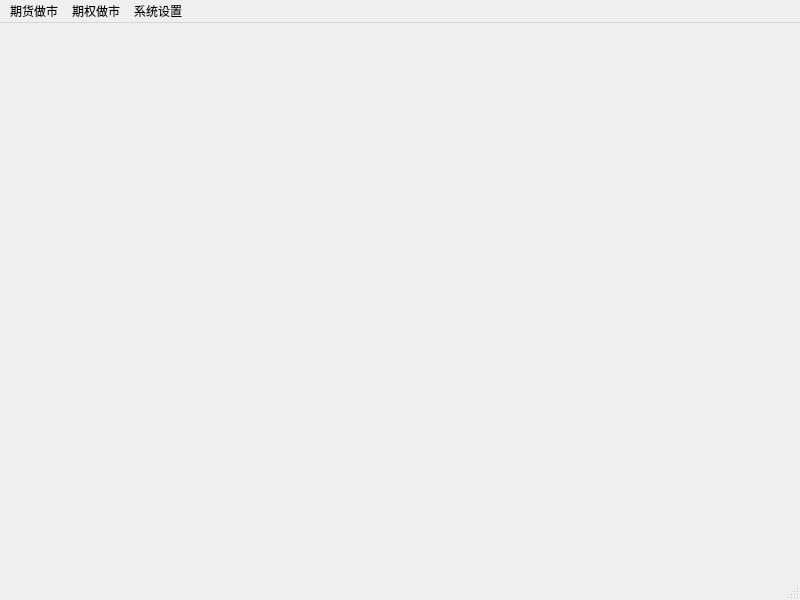
The window that mainwindow.ui (ChengruiGu/CMF_Marketmaker) describes before a commit, drawn with Qt 5.
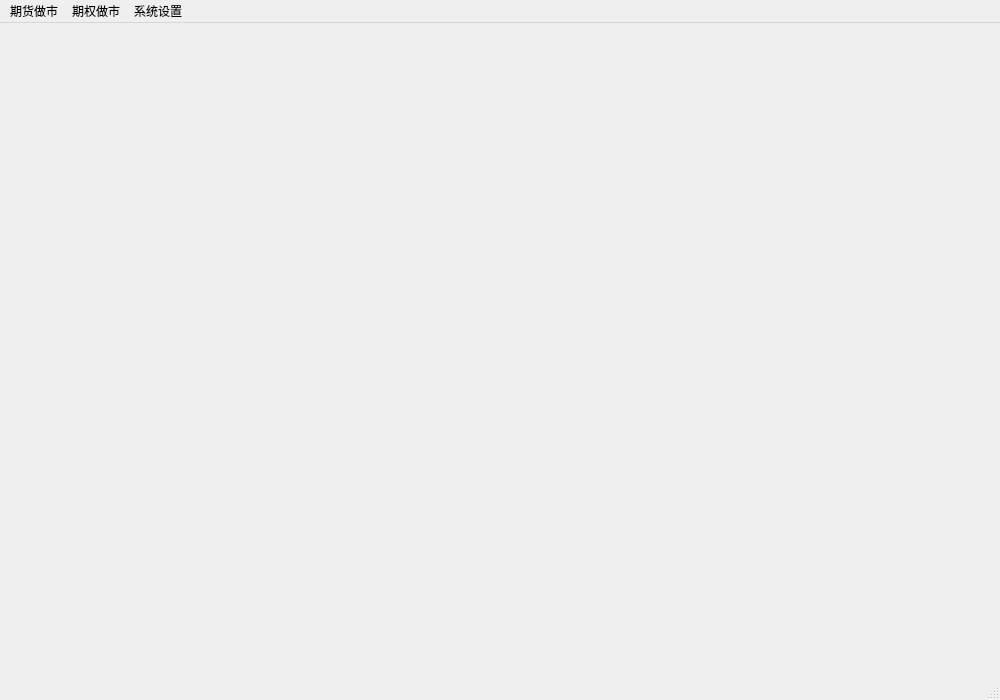
The same window after the commit.

The edit to the form file:
```diff
--- a/mainwindow.ui
+++ b/mainwindow.ui
@@ -6,8 +6,8 @@
    <rect>
     <x>0</x>
     <y>0</y>
-    <width>800</width>
-    <height>600</height>
+    <width>1000</width>
+    <height>700</height>
    </rect>
   </property>
   <property name="windowTitle">
@@ -35,11 +35,11 @@
     <rect>
      <x>0</x>
      <y>0</y>
-     <width>800</width>
+     <width>1000</width>
      <height>22</height>
     </rect>
    </property>
-   <widget class="QMenu" name="menu">
+   <widget class="QMenu" name="future_a">
     <property name="title">
      <string>期货做市</string>
     </property>
@@ -49,12 +49,12 @@
     <addaction name="actionzjs"/>
     <addaction name="actionnjs"/>
    </widget>
-   <widget class="QMenu" name="menu_2">
+   <widget class="QMenu" name="option_a">
     <property name="title">
      <string>期权做市</string>
     </property>
    </widget>
-   <widget class="QMenu" name="menu_3">
+   <widget class="QMenu" name="system_a">
     <property name="title">
      <string>系统设置</string>
     </property>
@@ -65,9 +65,9 @@
     <addaction name="actionfksz"/>
     <addaction name="actionmmxg"/>
    </widget>
-   <addaction name="menu"/>
-   <addaction name="menu_2"/>
-   <addaction name="menu_3"/>
+   <addaction name="future_a"/>
+   <addaction name="option_a"/>
+   <addaction name="system_a"/>
   </widget>
   <widget class="QStatusBar" name="statusbar"/>
   <action name="actionasdf">
```
Left out of the diff: 118 changed lines with no effect on the pictures.
